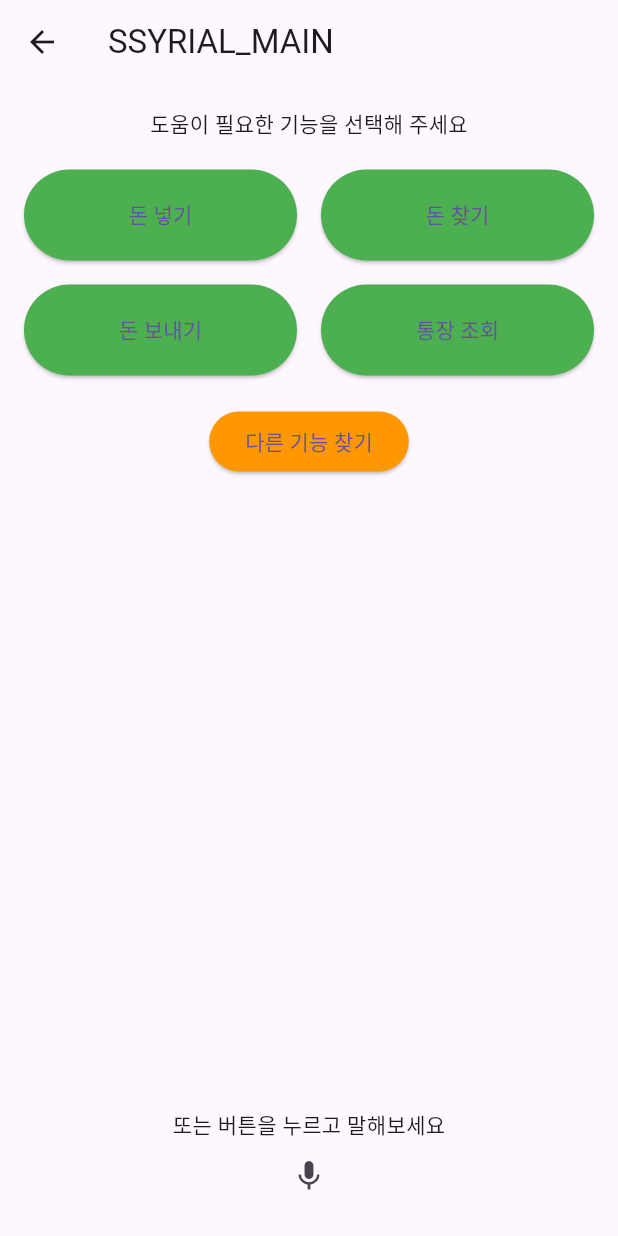
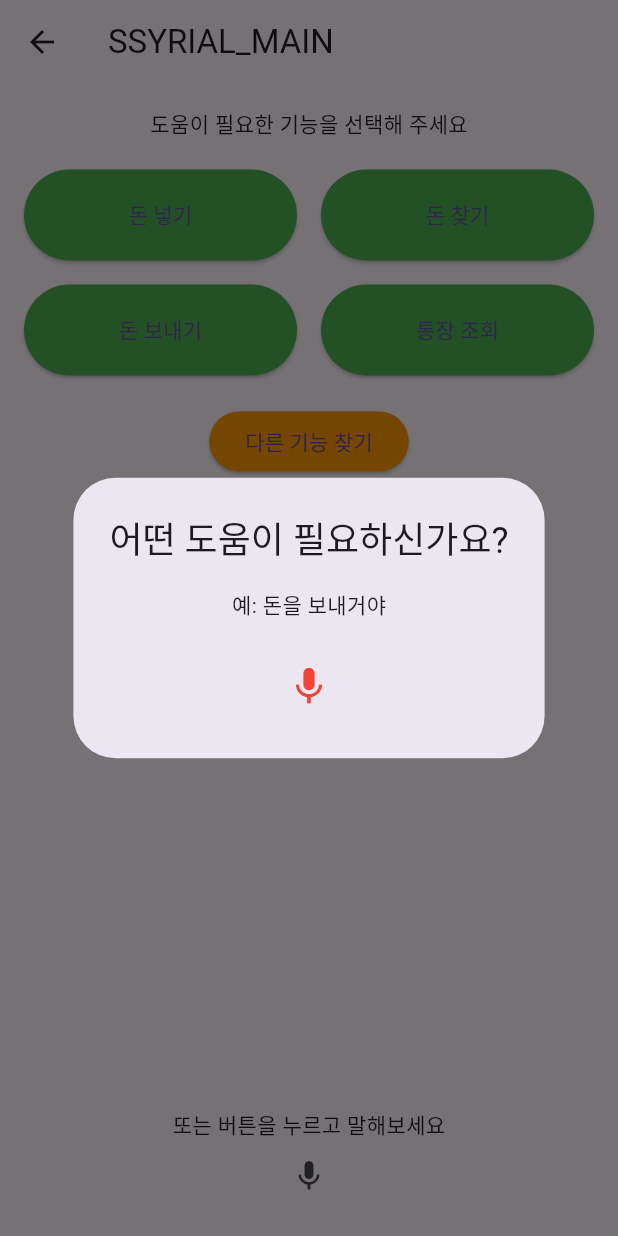
Before and after one commit to bluespring03/ShinHan-Hackathon-SSYRIAL, a Flutter app: the FunctionSelectionScreen screen opened directly, after a tap on the "mic" icon, on a phone screen of 412 x 824 dp. Run offline on Flutter 3.47's test engine with Material 3 defaults, Android fonts, the phone set to English and light mode, and no system bars.

Commit message:
feat(client):음성 팝업 구현
음성 팝업 기본 화면 구성

```diff
--- a/client/lib/screens/guide/function_selection_screen.dart
+++ b/client/lib/screens/guide/function_selection_screen.dart
@@ -1,18 +1,46 @@
 import 'package:flutter/material.dart';
+import 'package:ssyrial/screens/guide/voice_input_popup.dart';
 
 class FunctionSelectionScreen extends StatelessWidget {
+  final String title; // 화면 제목
+  final String subtitle; // 설명 텍스트
+  final TextStyle? titleTextStyle; // 제목 텍스트 스타일
+  final TextStyle? subtitleTextStyle; // 설명 텍스트 스타일
+  final List<String> buttonLabels; // 버튼 텍스트 목록
+  final TextStyle? buttonTextStyle; // 버튼 텍스트 스타일
+  final Color buttonColor; // 버튼 배경색
+  final Color otherButtonColor; // "다른 기능 찾기" 버튼 배경색
+  final String otherButtonText; // "다른 기능 찾기" 버튼 텍스트
+  final EdgeInsetsGeometry padding; // 전체 화면 패딩
+  final IconData micIcon; // 마이크 아이콘
+
+  const FunctionSelectionScreen({
+    Key? key,
+    this.title = 'SSYRIAL_MAIN',
+    this.subtitle = '도움이 필요한 기능을 선택해 주세요',
+    this.titleTextStyle,
+    this.subtitleTextStyle,
+    this.buttonLabels = const ['돈 넣기', '돈 찾기', '돈 보내기', '통장 조회'],
+    this.buttonTextStyle,
+    this.buttonColor = Colors.green, // 기본 버튼 배경색
+    this.otherButtonColor = Colors.orange, // "다른 기능 찾기" 버튼 색상
+    this.otherButtonText = '다른 기능 찾기', // "다른 기능 찾기" 기본 텍스트
+    this.padding = const EdgeInsets.all(16.0), // 기본 패딩
+    this.micIcon = Icons.mic, // 기본 마이크 아이콘
+  }) : super(key: key);
+
   @override
   Widget build(BuildContext context) {
     return Scaffold(
       appBar: AppBar(
-        title: Text('SSYRIAL_MAIN'),
+        title: Text(title, style: titleTextStyle), // 화면 제목
       ),
       body: Padding(
-        padding: const EdgeInsets.all(16.0),
+        padding: padding, // 전체 화면 패딩 설정
         child: Column(
           mainAxisAlignment: MainAxisAlignment.center,
           children: [
-            Text('도움이 필요한 기능을 선택해 주세요'),
+            Text(subtitle, style: subtitleTextStyle), // 설명 텍스트
             SizedBox(height: 20),
             GridView.count(
               crossAxisCount: 2,
@@ -20,41 +48,38 @@ class FunctionSelectionScreen extends StatelessWidget {
               childAspectRatio: 3,
               mainAxisSpacing: 16,
               crossAxisSpacing: 16,
-              children: [
-                ElevatedButton(
-                  onPressed: () {},
-                  child: Text('돈 넣기'),
-                  style: ElevatedButton.styleFrom(backgroundColor: Colors.green),
-                ),
-                ElevatedButton(
-                  onPressed: () {},
-                  child: Text('돈 찾기'),
-                  style: ElevatedButton.styleFrom(backgroundColor: Colors.green),
-                ),
-                ElevatedButton(
-                  onPressed: () {},
-                  child: Text('돈 보내기'),
-                  style: ElevatedButton.styleFrom(backgroundColor: Colors.green),
-                ),
-                ElevatedButton(
-                  onPressed: () {},
-                  child: Text('통장 조회'),
-                  style: ElevatedButton.styleFrom(backgroundColor: Colors.green),
-                ),
-              ],
+              children: buttonLabels.map((label) {
+                return ElevatedButton(
+                  onPressed: () {
+                    // 버튼 클릭 시 동작
+                  },
+                  style: ElevatedButton.styleFrom(
+                    backgroundColor: buttonColor, // 버튼 배경색 설정
+                  ),
+                  child: Text(label, style: buttonTextStyle), // 버튼 텍스트 및 스타일 설정
+                );
+              }).toList(),
             ),
             SizedBox(height: 20),
             ElevatedButton(
-              onPressed: () {},
-              child: Text('다른 기능 찾기'),
-              style: ElevatedButton.styleFrom(backgroundColor: Colors.orange),
+              onPressed: () {
+                // "다른 기능 찾기" 버튼 클릭 시 동작
+              },
+              style: ElevatedButton.styleFrom(
+                backgroundColor: otherButtonColor, // "다른 기능 찾기" 버튼 배경색 설정
+              ),
+              child: Text(otherButtonText, style: buttonTextStyle), // 버튼 텍스트 및 스타일 설정
             ),
             Spacer(),
             Text('또는 버튼을 누르고 말해보세요'),
             IconButton(
-              icon: Icon(Icons.mic),
+              icon: Icon(micIcon), // 마이크 아이콘 설정
               onPressed: () {
-                // Microphone action
+                // 마이크 아이콘 클릭 시 동작
+                showDialog(
+                  context: context,
+                  builder: (context) => VoiceInputPopup(),
+                );
               },
             ),
           ],
--- /dev/null
+++ b/client/lib/screens/guide/voice_input_popup.dart
@@ -0,0 +1,29 @@
+import 'package:flutter/material.dart';
+import 'package:ssyrial/screens/guide/STT_popup.dart';
+
+class VoiceInputPopup extends StatelessWidget {
+  @override
+  Widget build(BuildContext context) {
+    return AlertDialog(
+      title: Text('어떤 도움이 필요하신가요?'),
+      content: Column(
+        mainAxisSize: MainAxisSize.min,
+        children: [
+          Text('예: 돈을 보내거야'),
+          SizedBox(height: 20),
+          IconButton(
+            icon: Icon(Icons.mic, size: 30, color: Colors.red),
+            onPressed: () {
+              // Close the current pop-up and show the second pop-up
+              Navigator.pop(context);
+              showDialog(
+                context: context,
+                builder: (context) => STTPopup(),
+              );
+            },
+          ),
+        ],
+      ),
+    );
+  }
+}
```
Also changed, not shown: client/lib/screens/guide/STT_popup.dart (added, +48 -0 lines).
